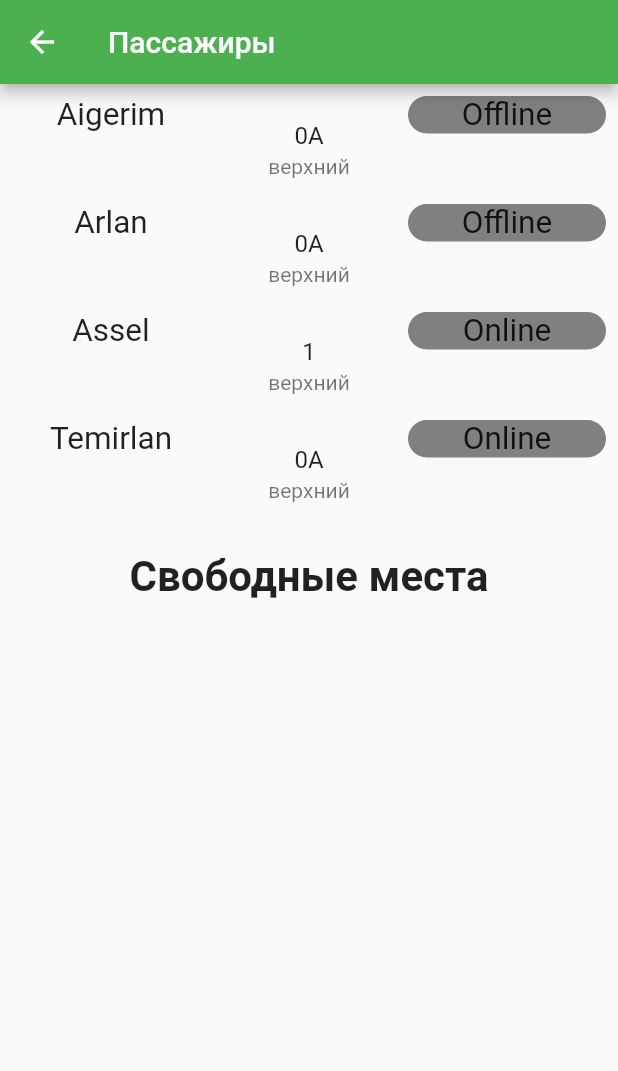
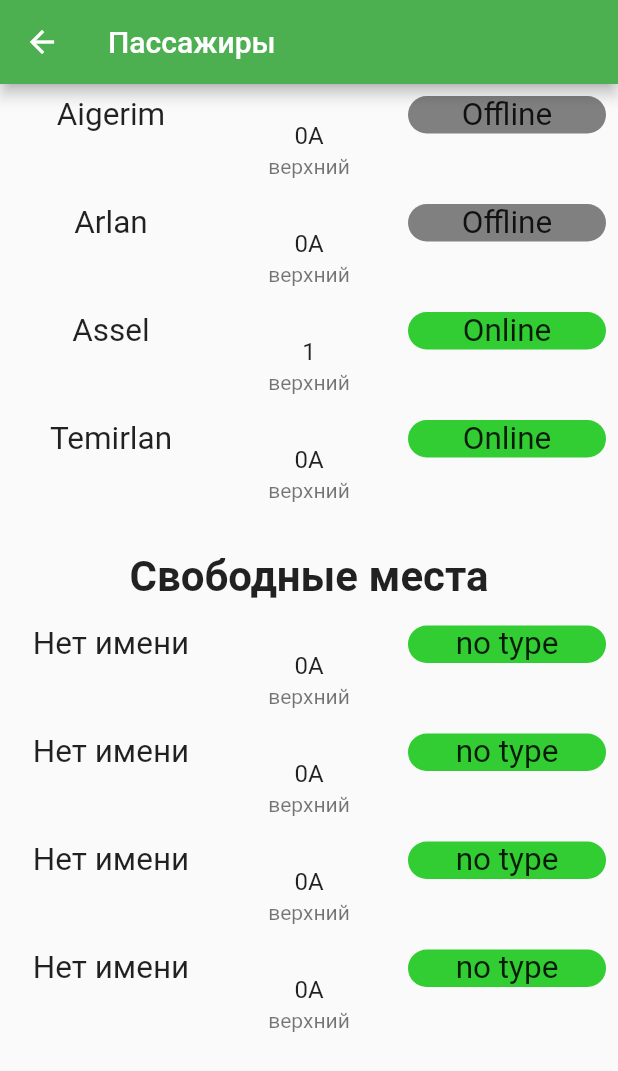
Before and after one commit to Nz2301/practice_12, a Flutter app: the DetailPage screen opened directly, on a phone screen of 412 x 824 dp. Shown: the top 1071 px of the screen. Run offline on Flutter 3.47's test engine with Material 2 defaults, Android fonts, the phone set to English and light mode, and no system bars.

Commit message:
Practice 12

```diff
--- a/lib/main.dart
+++ b/lib/main.dart
@@ -21,6 +21,7 @@ class MyApp extends StatelessWidget {
   }
 }
 
+// ignore: must_be_immutable
 class MyHomePage extends StatelessWidget {
   final GlobalKey<AnimatedListState> _key = GlobalKey();
 
--- a/lib/widgets/detail-page.dart
+++ b/lib/widgets/detail-page.dart
@@ -1,261 +1,6 @@
 import 'package:flutter/material.dart';
 
 class DetailPage extends StatelessWidget {
-  List<TableRow> tableRow = [
-    TableRow(children: [
-      Text(
-        "Имя",
-        textScaleFactor: 1.5,
-        textAlign: TextAlign.center,
-      ),
-      Text(
-        "Место",
-        textScaleFactor: 1.5,
-        textAlign: TextAlign.center,
-      ),
-      Text(
-        "Тип",
-        textScaleFactor: 1.5,
-        textAlign: TextAlign.center,
-      ),
-    ]),
-    TableRow(children: [
-      Text(
-        "Aigerim",
-        textScaleFactor: 1.5,
-        textAlign: TextAlign.center,
-      ),
-      Container(
-        child: ListTile(
-          title: Text(
-            '0A',
-            textAlign: TextAlign.center,
-          ),
-          subtitle: Text(
-            'Верхний',
-            textAlign: TextAlign.center,
-          ),
-        ),
-      ),
-      Container(
-        child: Text(
-          'Offline',
-          textAlign: TextAlign.center,
-          textScaleFactor: 1.5,
-        ),
-        decoration: BoxDecoration(
-            borderRadius: BorderRadius.all(Radius.circular(20)),
-            color: Color.fromRGBO(128, 128, 128, 1)),
-      )
-    ]),
-    TableRow(children: [
-      Text(
-        "Arlan",
-        textScaleFactor: 1.5,
-        textAlign: TextAlign.center,
-      ),
-      Container(
-        child: ListTile(
-          title: Text(
-            '0A',
-            textAlign: TextAlign.center,
-          ),
-          subtitle: Text(
-            'Верхний',
-            textAlign: TextAlign.center,
-          ),
-        ),
-      ),
-      Container(
-        child: Text(
-          'Offline',
-          textAlign: TextAlign.center,
-          textScaleFactor: 1.5,
-        ),
-        decoration: BoxDecoration(
-            borderRadius: BorderRadius.all(Radius.circular(20)),
-            color: Color.fromRGBO(128, 128, 128, 1)),
-      )
-    ]),
-    TableRow(children: [
-      Text(
-        "Assel",
-        textScaleFactor: 1.5,
-        textAlign: TextAlign.center,
-      ),
-      Container(
-        child: ListTile(
-          title: Text(
-            '1',
-            textAlign: TextAlign.center,
-          ),
-          subtitle: Text(
-            'Нижний',
-            textAlign: TextAlign.center,
-          ),
-        ),
-      ),
-      Container(
-        child: Text(
-          'Online',
-          textAlign: TextAlign.center,
-          textScaleFactor: 1.5,
-        ),
-        decoration: BoxDecoration(
-            borderRadius: BorderRadius.all(Radius.circular(20)),
-            color: Color.fromRGBO(50, 205, 50, 1)),
-      )
-    ]),
-    TableRow(children: [
-      Text(
-        "Temirlan",
-        textScaleFactor: 1.5,
-        textAlign: TextAlign.center,
-      ),
-      Container(
-        child: ListTile(
-          title: Text(
-            '1',
-            textAlign: TextAlign.center,
-          ),
-          subtitle: Text(
-            'Верхний',
-            textAlign: TextAlign.center,
-          ),
-        ),
-      ),
-      Container(
-        child: Text(
-          'Online',
-          textAlign: TextAlign.center,
-          textScaleFactor: 1.5,
-        ),
-        decoration: BoxDecoration(
-            borderRadius: BorderRadius.all(Radius.circular(20)),
-            color: Color.fromRGBO(50, 205, 50, 1)),
-      )
-    ]),
-  ];
-
-  List<TableRow> emptyPlace = [
-    TableRow(children: [
-      Text(
-        "Нет имени",
-        textScaleFactor: 1.5,
-        textAlign: TextAlign.center,
-      ),
-      Container(
-        child: ListTile(
-          title: Text(
-            '0A',
-            textAlign: TextAlign.center,
-          ),
-          subtitle: Text(
-            'Верхний',
-            textAlign: TextAlign.center,
-          ),
-        ),
-      ),
-      Container(
-        child: Text(
-          'No Type',
-          textAlign: TextAlign.center,
-          textScaleFactor: 1.5,
-        ),
-        decoration: BoxDecoration(
-            borderRadius: BorderRadius.all(Radius.circular(20)),
-            color: Color.fromRGBO(50, 205, 50, 1)),
-      )
-    ]),
-    TableRow(children: [
-      Text(
-        "Нет имени",
-        textScaleFactor: 1.5,
-        textAlign: TextAlign.center,
-      ),
-      Container(
-        child: ListTile(
-          title: Text(
-            '0B',
-            textAlign: TextAlign.center,
-          ),
-          subtitle: Text(
-            'Верхний',
-            textAlign: TextAlign.center,
-          ),
-        ),
-      ),
-      Container(
-        child: Text(
-          'No Type',
-          textAlign: TextAlign.center,
-          textScaleFactor: 1.5,
-        ),
-        decoration: BoxDecoration(
-            borderRadius: BorderRadius.all(Radius.circular(20)),
-            color: Color.fromRGBO(50, 205, 50, 1)),
-      )
-    ]),
-    TableRow(children: [
-      Text(
-        "Нет имени",
-        textScaleFactor: 1.5,
-        textAlign: TextAlign.center,
-      ),
-      Container(
-        child: ListTile(
-          title: Text(
-            '1',
-            textAlign: TextAlign.center,
-          ),
-          subtitle: Text(
-            'Нижний',
-            textAlign: TextAlign.center,
-          ),
-        ),
-      ),
-      Container(
-        child: Text(
-          'No Type',
-          textAlign: TextAlign.center,
-          textScaleFactor: 1.5,
-        ),
-        decoration: BoxDecoration(
-            borderRadius: BorderRadius.all(Radius.circular(20)),
-            color: Color.fromRGBO(50, 205, 50, 1)),
-      )
-    ]),
-    TableRow(children: [
-      Text(
-        "Нет имени",
-        textScaleFactor: 1.5,
-        textAlign: TextAlign.center,
-      ),
-      Container(
-        child: ListTile(
-          title: Text(
-            '1',
-            textAlign: TextAlign.center,
-          ),
-          subtitle: Text(
-            'Верхний',
-            textAlign: TextAlign.center,
-          ),
-        ),
-      ),
-      Container(
-        child: Text(
-          'No Type',
-          textAlign: TextAlign.center,
-          textScaleFactor: 1.5,
-        ),
-        decoration: BoxDecoration(
-            borderRadius: BorderRadius.all(Radius.circular(20)),
-            color: Color.fromRGBO(50, 205, 50, 1)),
-      )
-    ]),
-  ];
-
   var e = [
     {
       'name': 'Aigerim',
@@ -263,6 +8,7 @@ class DetailPage extends StatelessWidget {
       'floor': 'верхний',
       'type': 'Offline',
       'is_empty': false,
+      'online': false,
     },
     {
       'name': 'Arlan',
@@ -270,6 +16,7 @@ class DetailPage extends StatelessWidget {
       'floor': 'верхний',
       'type': 'Offline',
       'is_empty': false,
+      'online': false,
     },
     {
       'name': 'Assel',
@@ -277,6 +24,7 @@ class DetailPage extends StatelessWidget {
       'type': 'Online',
       'floor': 'верхний',
       'is_empty': false,
+      'online': true,
     },
     {
       'name': 'Temirlan',
@@ -284,6 +32,7 @@ class DetailPage extends StatelessWidget {
       'floor': 'верхний',
       'type': 'Online',
       'is_empty': false,
+      'online': true,
     },
     {
       'name': 'Нет имени',
@@ -291,6 +40,7 @@ class DetailPage extends StatelessWidget {
       'floor': 'верхний',
       'type': 'no type',
       'is_empty': true,
+      'online': false,
     },
     {
       'name': 'Нет имени',
@@ -298,6 +48,7 @@ class DetailPage extends StatelessWidget {
       'floor': 'верхний',
       'type': 'no type',
       'is_empty': true,
+      'online': false,
     },
     {
       'name': 'Нет имени',
@@ -305,6 +56,7 @@ class DetailPage extends StatelessWidget {
       'floor': 'верхний',
       'type': 'no type',
       'is_empty': true,
+      'online': false,
     },
     {
       'name': 'Нет имени',
@@ -312,27 +64,23 @@ class DetailPage extends StatelessWidget {
       'floor': 'верхний',
       'type': 'no type',
       'is_empty': true,
+      'online': false,
     },
   ];
 
   @override
   Widget build(BuildContext context) {
-    // TODO: implement build
     return Scaffold(
       appBar: AppBar(
         title: Text('Пассажиры'),
       ),
       body: Column(children: [
         Padding(
-            padding: const EdgeInsets.all(8.0),
-            child: GestureDetector(
-              child: Table(
-                children: _addRow(e),
-              ),
-              onTap: () {
-                _editModal(context);
-              },
-            )),
+          padding: const EdgeInsets.all(8.0),
+          child: Table(
+            children: _addRow(e, context),
+          ),
+        ),
         Padding(
           padding: const EdgeInsets.all(8.0),
           child: Text(
@@ -341,22 +89,76 @@ class DetailPage extends StatelessWidget {
             style: TextStyle(fontWeight: FontWeight.bold),
           ),
         ),
-        // Padding(
-        //   padding: const EdgeInsets.all(8.0),
-        //   child: Table(
-        //     children: emptyPlace,
-        //   ),
-        // ),
+        Padding(
+          padding: const EdgeInsets.all(8.0),
+          child: Table(
+            children: _isEmpty(e),
+          ),
+        ),
       ]),
     );
   }
 
-  List<TableRow> _addRow(List e) {
+  List<TableRow> _addRow(List e, context) {
     List<TableRow> t = new List();
 
     for (var i = 0; i < e.length; i++) {
       if (e[i]['is_empty'] != true) {
         t.add(TableRow(
+          children: [
+            Text(
+              e[i]['name'].toString(),
+              textScaleFactor: 1.5,
+              textAlign: TextAlign.center,
+            ),
+            Container(
+              child: ListTile(
+                title: Text(
+                  e[i]['place'].toString(),
+                  textAlign: TextAlign.center,
+                ),
+                subtitle: Text(
+                  e[i]['floor'].toString(),
+                  textAlign: TextAlign.center,
+                ),
+              ),
+            ),
+            InkWell(
+              onTap: () {
+                _editModal(context);
+              },
+              child: Container(
+                child: Text(
+                  e[i]['type'].toString(),
+                  textAlign: TextAlign.center,
+                  textScaleFactor: 1.5,
+                ),
+                decoration: BoxDecoration(
+                  borderRadius: BorderRadius.all(Radius.circular(20)),
+                  color: (() {
+                    if (e[i]['online'] != true) {
+                      return Color.fromRGBO(128, 128, 128, 1);
+                    }
+                    return Color.fromRGBO(50, 205, 50, 1);
+                  }()),
+                  // color: Color.fromRGBO(128, 128, 128, 1)
+                ),
+              ),
+            ),
+          ],
+        ));
+      }
+    }
+
+    return t;
+  }
+
+  List<TableRow> _isEmpty(List e) {
+    List<TableRow> is_empty = new List();
+
+    for (var i = 0; i < e.length; i++) {
+      if (e[i]['is_empty'] == true) {
+        is_empty.add(TableRow(
           children: [
             Text(
               e[i]['name'].toString(),
@@ -390,68 +192,50 @@ class DetailPage extends StatelessWidget {
                   //     Color.fromRGBO(50, 205, 50, 1);
                   //   }
                   // }())
-                  color: Color.fromRGBO(128, 128, 128, 1)),
+                  color: Color.fromRGBO(50, 205, 50, 1)),
             )
           ],
         ));
       }
     }
 
-    return t;
+    return is_empty;
   }
 
   //modal
-  void _editModal(BuildContext context) {
-    showModalBottomSheet(
+  void _editModal(context) {
+    showModalBottomSheet<void>(
         context: context,
         builder: (BuildContext context) {
           return Container(
-            height: MediaQuery.of(context).size.height * .6,
+            color: Colors.white,
+            height: 400,
             child: Padding(
                 padding: const EdgeInsets.all(8),
                 child: Column(
+                  mainAxisAlignment: MainAxisAlignment.center,
+                  mainAxisSize: MainAxisSize.min,
                   children: [
-                    Row(
+                    Text("Информация"),
+                    Column(
                       children: <Widget>[
-                        Center(
-                          child: Text(
-                            'Информация о пассажире',
-                            style: TextStyle(fontSize: 24),
+                        TextFormField(
+                          decoration: InputDecoration(
+                            labelText: 'Name',
                           ),
                         ),
-                        Spacer(),
-                        IconButton(
-                          icon: Icon(
-                            Icons.cancel,
-                            color: Colors.red,
-                            size: 25,
+                        TextFormField(
+                          decoration: InputDecoration(
+                            labelText: 'Place',
                           ),
-                          onPressed: () {
-                            Navigator.of(context).pop();
-                          },
+                        ),
+                        TextFormField(
+                          decoration: InputDecoration(
+                            labelText: 'Type',
+                          ),
                         ),
                       ],
                     ),
-                    Row(
-                      children: [
-                        TextField(
-                          decoration: InputDecoration(
-                              hintText: 'Name',
-                              border: OutlineInputBorder(
-                                  borderRadius: BorderRadius.circular(32.0))),
-                        )
-                      ],
-                    ),
-                    Row(
-                      children: [
-                        TextField(
-                          decoration: InputDecoration(
-                              hintText: 'Name',
-                              border: OutlineInputBorder(
-                                  borderRadius: BorderRadius.circular(32.0))),
-                        )
-                      ],
-                    )
                   ],
                 )),
           );
```
Also changed, not shown: i_121.jpg (added), i_122.jpg (added), pubspec.lock.
